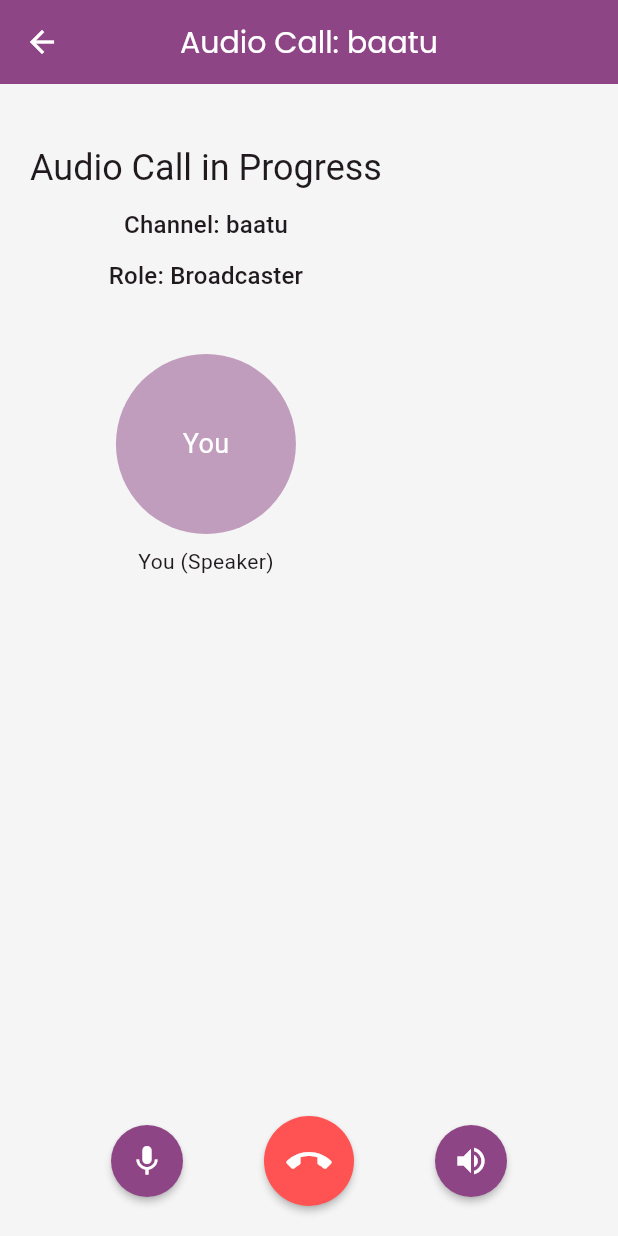
After one commit to mrxdevs/baatu, a Flutter app: the AudioCallScreen screen opened directly, on a phone screen of 412 x 824 dp. The commit adds this screen. Run offline on Flutter 3.47's test engine with Material 3 defaults, Android fonts, the phone set to English and light mode, and no system bars; our stand-ins replace cloud_firestore, firebase_auth, firebase_core, flutter_markdown, lottie, package_info_plus and 2 more; missing offline and left inert: agora_rtc_engine; accounts and stored records are empty.

Commit message:
feat(audio-call): add audio call functionality with Agora SDK
Introduce audio call feature to the testing console, including audio call screen and indexing screen. This enables users to join audio calls as either a broadcaster or audience. The implementation includes microphone permission handling, audio quality settings, and real-time audio volume indication.

```diff
--- /dev/null
+++ b/lib/testing_console/audio_call/audio_call_screen.dart
@@ -0,0 +1,425 @@
+import 'package:flutter/material.dart';
+import 'package:agora_rtc_engine/agora_rtc_engine.dart';
+import 'dart:async';
+
+import '../video_call/call_setting.dart';
+
+class AudioCallScreen extends StatefulWidget {
+  final String channelName;
+  final ClientRoleType role;
+
+  const AudioCallScreen({
+    super.key,
+    required this.channelName,
+    required this.role,
+  });
+
+  static const String routeName = '/audio_call_screen';
+
+  @override
+  State<AudioCallScreen> createState() => _AudioCallScreenState();
+}
+
+class _AudioCallScreenState extends State<AudioCallScreen> {
+  final _infoStrings = <String>[];
+  bool _muted = false;
+  late final RtcEngine _engine;
+  final List<int> _users = <int>[];
+  bool _joined = false;
+  bool _speaking = false;
+  int _speakingUserId = -1;
+
+  @override
+  void initState() {
+    super.initState();
+    initialize();
+  }
+
+  @override
+  void dispose() {
+    _users.clear();
+    _engine.leaveChannel();
+    _engine.release();
+    super.dispose();
+  }
+
+  Future<void> initialize() async {
+    if (appId.isEmpty) {
+      setState(() {
+        _infoStrings.add('APP_ID is missing, please provide your APP_ID');
+        _infoStrings.add('Agora Engine is not starting');
+      });
+      return;
+    }
+
+    // Create RTC Engine instance
+    _engine = createAgoraRtcEngine();
+    await initAgoraRtcEngine();
+    addAgoraEventHandlers();
+
+    // Join the channel
+    await _engine.joinChannel(
+      token: token,
+      channelId: widget.channelName,
+      uid: 0,
+      options: ChannelMediaOptions(
+        clientRoleType: widget.role,
+        channelProfile: ChannelProfileType.channelProfileLiveBroadcasting,
+      ),
+    );
+  }
+
+  Future<void> initAgoraRtcEngine() async {
+    await _engine.initialize(RtcEngineContext(
+      appId: appId,
+      channelProfile: ChannelProfileType.channelProfileLiveBroadcasting,
+    ));
+
+    // Enable audio
+    await _engine.enableAudio();
+    await _engine
+        .setChannelProfile(ChannelProfileType.channelProfileLiveBroadcasting);
+    await _engine.setClientRole(role: widget.role);
+
+    // Set audio parameters for better quality
+    await _engine.setAudioProfile(
+      profile: AudioProfileType.audioProfileDefault,
+      scenario: AudioScenarioType.audioScenarioChatroom,
+    );
+  }
+
+  void addAgoraEventHandlers() {
+    _engine.registerEventHandler(RtcEngineEventHandler(
+      onError: (ErrorCodeType err, String msg) {
+        setState(() {
+          final info = 'Error: $err, $msg';
+          _infoStrings.add(info);
+        });
+      },
+      onJoinChannelSuccess: (RtcConnection connection, int elapsed) {
+        setState(() {
+          final info = 'Join channel: ${connection.channelId}';
+          _infoStrings.add(info);
+          _joined = true;
+        });
+      },
+      onLeaveChannel: (connection, stats) {
+        setState(() {
+          _infoStrings.add('Leave channel');
+          _users.clear();
+          _joined = false;
+        });
+      },
+      onUserJoined: (connection, remoteUid, elapsed) {
+        setState(() {
+          final info = 'User joined: $remoteUid';
+          _infoStrings.add(info);
+          _users.add(remoteUid);
+        });
+      },
+      onUserOffline: (connection, remoteUid, reason) {
+        setState(() {
+          final info = 'User offline: $remoteUid';
+          _infoStrings.add(info);
+          _users.remove(remoteUid);
+
+          if (_speakingUserId == remoteUid) {
+            _speaking = false;
+            _speakingUserId = -1;
+          }
+        });
+      },
+      onActiveSpeaker: (rtc, uid) {
+        setState(() {
+          _speaking = true;
+          _speakingUserId = uid;
+        });
+      },
+      onAudioVolumeIndication: (connection, speakers, _red, totalVolume) {
+        // Update UI based on who is speaking
+        for (var speaker in speakers) {
+          if (speaker.volume != null &&
+              speaker.volume! > 50 &&
+              speaker.uid != null) {
+            // Threshold for considering someone is speaking
+            setState(() {
+              _speaking = true;
+              _speakingUserId = speaker.uid ?? 0;
+            });
+            break;
+          } else {
+            setState(() {
+              _speaking = false;
+              _speakingUserId = -1;
+            });
+          }
+        }
+      },
+    ));
+  }
+
+  // Helper function to get user avatar
+  Widget _getUserAvatar(int uid,
+      {bool isSpeaking = false, bool isLocal = false}) {
+    final theme = Theme.of(context);
+
+    return Container(
+      width: 120,
+      height: 120,
+      decoration: BoxDecoration(
+        color: isSpeaking
+            ? theme.primaryColor
+            : theme.primaryColor.withOpacity(0.5),
+        shape: BoxShape.circle,
+        border: isSpeaking
+            ? Border.all(color: theme.colorScheme.secondary, width: 3)
+            : null,
+      ),
+      child: Center(
+        child: Text(
+          isLocal ? 'You' : 'User $uid',
+          style: TextStyle(
+            color: Colors.white,
+            fontSize: 18,
+            fontWeight: isSpeaking ? FontWeight.bold : FontWeight.normal,
+          ),
+        ),
+      ),
+    );
+  }
+
+  // UI for participants
+  Widget _participantsView() {
+    final List<Widget> participants = [];
+
+    // Add local user if broadcaster
+    if (widget.role == ClientRoleType.clientRoleBroadcaster) {
+      participants.add(
+        Column(
+          children: [
+            _getUserAvatar(0,
+                isSpeaking: _speaking && _speakingUserId == 0, isLocal: true),
+            const SizedBox(height: 8),
+            const Text('You (Speaker)'),
+            if (_speaking && _speakingUserId == 0)
+              const Icon(Icons.mic, color: Colors.green),
+          ],
+        ),
+      );
+    }
+
+    // Add remote users
+    for (var uid in _users) {
+      participants.add(
+        Column(
+          children: [
+            _getUserAvatar(uid,
+                isSpeaking: _speaking && _speakingUserId == uid),
+            const SizedBox(height: 8),
+            Text('User $uid'),
+            if (_speaking && _speakingUserId == uid)
+              const Icon(Icons.mic, color: Colors.green),
+          ],
+        ),
+      );
+    }
+
+    if (participants.isEmpty) {
+      return const Center(
+        child: Text(
+          'Waiting for other participants to join',
+          style: TextStyle(fontSize: 18),
+        ),
+      );
+    }
+
+    return Wrap(
+      alignment: WrapAlignment.center,
+      spacing: 20,
+      runSpacing: 20,
+      children: participants,
+    );
+  }
+
+  // Info panel to show events
+  Widget _panel() {
+    return Container(
+      padding: const EdgeInsets.symmetric(vertical: 48),
+      alignment: Alignment.bottomCenter,
+      child: FractionallySizedBox(
+        heightFactor: 0.5,
+        child: Container(
+          padding: const EdgeInsets.symmetric(vertical: 10),
+          child: ListView.builder(
+            reverse: true,
+            itemCount: _infoStrings.length,
+            itemBuilder: (BuildContext context, int index) {
+              if (_infoStrings.isEmpty) {
+                return const SizedBox();
+              }
+              return Padding(
+                padding: const EdgeInsets.symmetric(
+                  vertical: 3,
+                  horizontal: 10,
+                ),
+                child: Row(
+                  mainAxisSize: MainAxisSize.min,
+                  children: [
+                    Flexible(
+                      child: Container(
+                        padding: const EdgeInsets.symmetric(
+                          vertical: 2,
+                          horizontal: 5,
+                        ),
+                        decoration: BoxDecoration(
+                          color: Colors.white,
+                          borderRadius: BorderRadius.circular(5),
+                        ),
+                        child: Text(
+                          _infoStrings[index],
+                          style: const TextStyle(color: Colors.blueGrey),
+                        ),
+                      ),
+                    )
+                  ],
+                ),
+              );
+            },
+          ),
+        ),
+      ),
+    );
+  }
+
+  // Toolbar with controls
+  Widget _toolbar() {
+    final theme = Theme.of(context);
+
+    // Disable the mic button if user is audience
+    final bool isBroadcaster =
+        widget.role == ClientRoleType.clientRoleBroadcaster;
+
+    return Container(
+      alignment: Alignment.bottomCenter,
+      padding: const EdgeInsets.symmetric(vertical: 20),
+      child: Row(
+        mainAxisAlignment: MainAxisAlignment.center,
+        children: <Widget>[
+          // Mute Button
+          RawMaterialButton(
+            onPressed: isBroadcaster ? _onToggleMute : null,
+            shape: const CircleBorder(),
+            elevation: 2.0,
+            fillColor: isBroadcaster
+                ? (_muted ? Colors.redAccent : theme.primaryColor)
+                : Colors.grey,
+            padding: const EdgeInsets.all(12.0),
+            child: Icon(
+              _muted ? Icons.mic_off : Icons.mic,
+              color: Colors.white,
+              size: 24.0,
+            ),
+          ),
+          const SizedBox(width: 20),
+          // End Call Button
+          RawMaterialButton(
+            onPressed: _onCallEnd,
+            shape: const CircleBorder(),
+            elevation: 2.0,
+            fillColor: Colors.redAccent,
+            padding: const EdgeInsets.all(15.0),
+            child: const Icon(
+              Icons.call_end,
+              color: Colors.white,
+              size: 30.0,
+            ),
+          ),
+          const SizedBox(width: 20),
+          // Speaker Button
+          RawMaterialButton(
+            onPressed: _onSwitchSpeaker,
+            shape: const CircleBorder(),
+            elevation: 2.0,
+            fillColor: theme.primaryColor,
+            padding: const EdgeInsets.all(12.0),
+            child: const Icon(
+              Icons.volume_up,
+              color: Colors.white,
+              size: 24.0,
+            ),
+          ),
+        ],
+      ),
+    );
+  }
+
+  // Button actions
+  void _onToggleMute() {
+    setState(() {
+      _muted = !_muted;
+    });
+    _engine.muteLocalAudioStream(_muted);
+  }
+
+  void _onCallEnd() {
+    Navigator.pop(context);
+  }
+
+  void _onSwitchSpeaker() {
+    _engine.setEnableSpeakerphone(true);
+    ScaffoldMessenger.of(context).showSnackBar(
+      const SnackBar(
+        content: Text('Speaker turned on'),
+        duration: Duration(seconds: 1),
+      ),
+    );
+  }
+
+  @override
+  Widget build(BuildContext context) {
+    final theme = Theme.of(context);
+
+    return Scaffold(
+      appBar: AppBar(
+        title: Text('Audio Call: ${widget.channelName}'),
+        centerTitle: true,
+      ),
+      backgroundColor: Colors.grey[100],
+      body: Center(
+        child: Stack(
+          children: <Widget>[
+            // Participants
+            Container(
+              padding: const EdgeInsets.symmetric(vertical: 40, horizontal: 20),
+              child: Column(
+                mainAxisAlignment: MainAxisAlignment.center,
+                children: [
+                  Text(
+                    'Audio Call in Progress',
+                    style: theme.textTheme.headlineSmall,
+                  ),
+                  const SizedBox(height: 10),
+                  Text(
+                    'Channel: ${widget.channelName}',
+                    style: theme.textTheme.titleMedium,
+                  ),
+                  const SizedBox(height: 10),
+                  Text(
+                    'Role: ${widget.role == ClientRoleType.clientRoleBroadcaster ? "Broadcaster" : "Audience"}',
+                    style: theme.textTheme.titleMedium,
+                  ),
+                  const SizedBox(height: 40),
+                  Expanded(
+                    child: _participantsView(),
+                  ),
+                ],
+              ),
+            ),
+            // Toolbar
+            _toolbar(),
+          ],
+        ),
+      ),
+    );
+  }
+}
--- a/lib/testing_console/testing_screen.dart
+++ b/lib/testing_console/testing_screen.dart
@@ -1,7 +1,11 @@
+import 'package:agora_rtc_engine/agora_rtc_engine.dart';
+import 'package:baatu/testing_console/audio_call/audio_call_screen.dart';
 import 'package:baatu/testing_console/markdown_fomatter_screen.dart';
 import 'package:baatu/testing_console/video_call/index.dart';
 import 'package:baatu/testing_console/video_call/video_call_screen.dart';
 import 'package:flutter/material.dart';
+
+import 'audio_call/audio_index_screen.dart';
 
 class TestingScreen extends StatefulWidget {
   const TestingScreen({super.key});
@@ -20,14 +24,25 @@ class _TestingScreenState extends State<TestingScreen> {
       'screen': const MarkdownFormatterScreen(),
     },
     {
-      'title': 'Agora Video Call',
+      'title': 'Video Call',
       'icon': Icons.video_call_outlined,
       'screen': const VideoCallScreen(),
     },
     {
-      'title': 'Call Indexing',
+      'title': 'Video Call Indexing',
       'icon': Icons.video_chat_outlined,
       'screen': const IndexPage()
+    },
+    {
+      'title': 'Audio Call',
+      'icon': Icons.call_outlined,
+      'screen': const AudioCallScreen(
+          channelName: "baatu", role: ClientRoleType.clientRoleBroadcaster),
+    },
+    {
+      'title': 'Audio Call Indexing',
+      'icon': Icons.spatial_audio_off_outlined,
+      'screen': const AudioIndexScreen()
     },
     // Add more testing options here
   ];
```
Also changed, not shown: lib/testing_console/audio_call/audio_index_screen.dart (added, +154 -0 lines), 13 other files.
